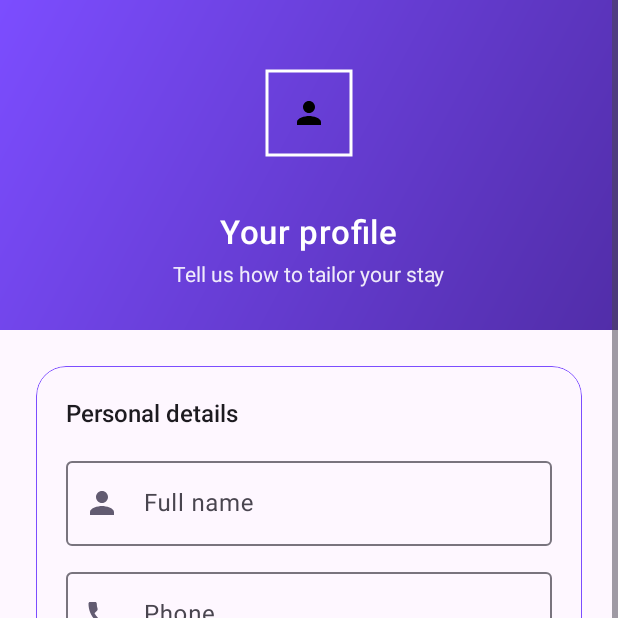
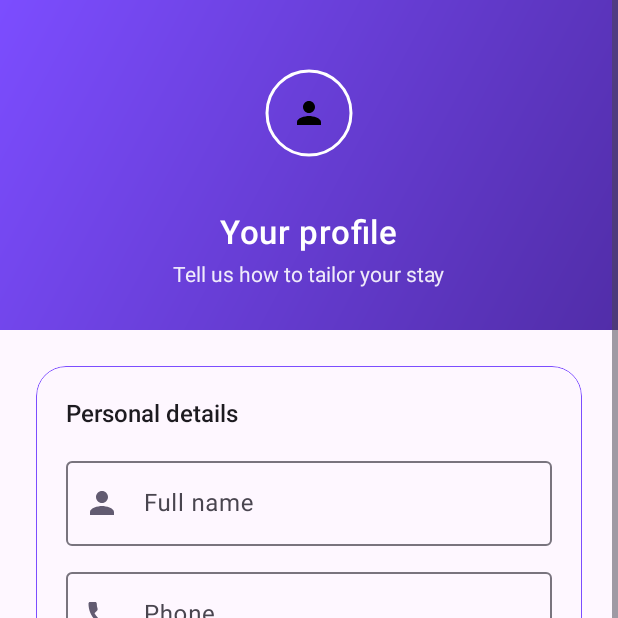
Before and after one commit to karththiga/resort-app, an Android app: the fragment ProfileFragment placed in its activity, on a phone screen of 412 x 824 dp, the top half of it. Run offline under Robolectric (Android 15) with nearby library versions, the phone set to English and light mode, and no system bars; our stand-ins replace Firebase (no records; nobody signed in at launch, a user with empty details on screens opened directly); plain views replace NestedScrollView; pictures from the network do not load.

Commit message:
Fix missing shape appearance style

```diff
--- a/app/src/main/res/layout/fragment_profile.xml
+++ b/app/src/main/res/layout/fragment_profile.xml
@@ -31,7 +31,7 @@
                     android:padding="20dp"
                     android:scaleType="centerInside"
                     android:src="@drawable/ic_profile_avatar"
-                    app:shapeAppearanceOverlay="@style/ShapeAppearanceOverlay.MaterialComponents.Full"
+                    app:shapeAppearanceOverlay="@style/ShapeAppearanceOverlay.ResortApp.Circle"
                     app:strokeColor="@android:color/white"
                     app:strokeWidth="2dp" />
 
--- a/app/src/main/res/values/styles.xml
+++ b/app/src/main/res/values/styles.xml
@@ -30,5 +30,10 @@
         <item name="android:textStyle">bold</item>
     </style>
 
+    <style name="ShapeAppearanceOverlay.ResortApp.Circle" parent="">
+        <item name="cornerFamily">rounded</item>
+        <item name="cornerSize">50%</item>
+    </style>
+
 
 </resources>
```
